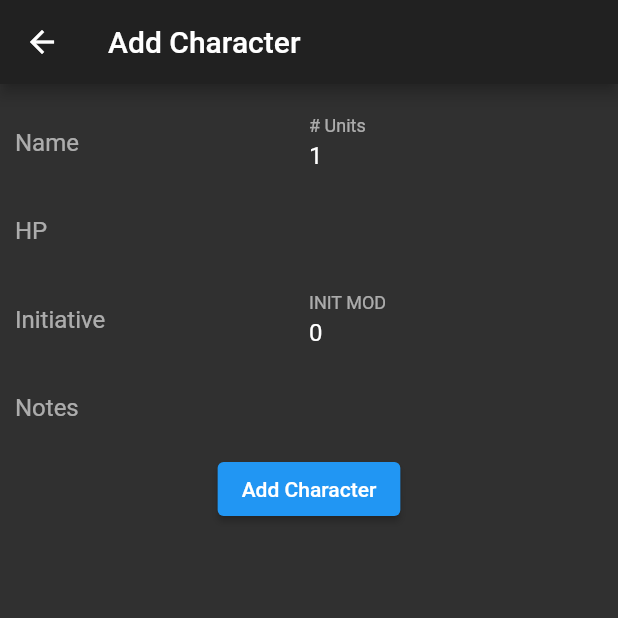
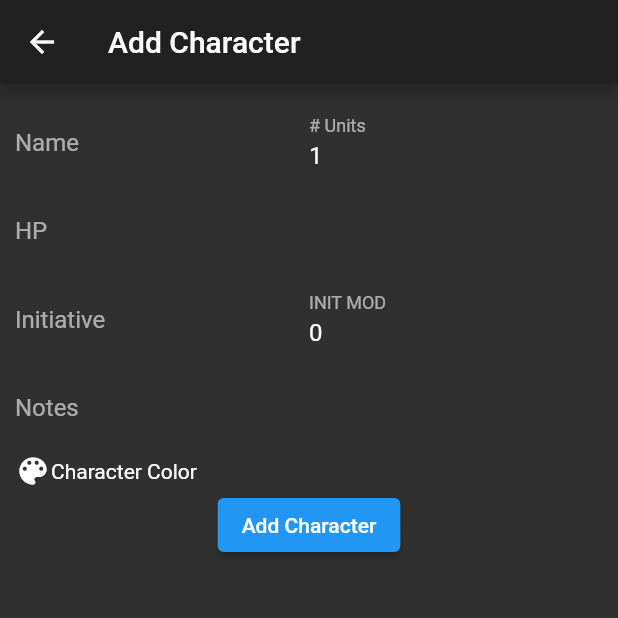
Before and after one commit to tsonnen/InitiativeTracker, a Flutter app: the CharacterScreen screen opened directly, on a phone screen of 412 x 824 dp, the top half of it. Run offline on Flutter 3.47's test engine with Material 2 defaults, Android fonts, the phone set to English and light mode, and no system bars; our stand-ins replace bloc, dynamic_theme, equatable, flutter_bloc, flutter_markdown, moor and 3 more; missing offline and left inert: flutter_circle_color_picker, preferences; accounts and stored records are empty; generated files the repository leaves out were written again.

Commit message:
First pass adding colors

```diff
--- a/lib/models/character_model.dart
+++ b/lib/models/character_model.dart
@@ -1,5 +1,4 @@
 import 'dart:convert';
-import 'dart:ui';
 
 import 'package:flutter/material.dart';
 import 'package:initiative_tracker/uuid.dart';
@@ -26,7 +25,7 @@ class CharacterModel {
       this.initiative,
       this.notes,
       this.initMod = 0,
-      this.color = Colors.grey,
+      this.color,
       String characterUUID})
       : characterUUID = characterUUID ?? Uuid().generateV4();
 
--- a/lib/screens/character_screen.dart
+++ b/lib/screens/character_screen.dart
@@ -12,8 +12,10 @@ class CharacterScreen extends StatefulWidget {
   static final String route = 'Character-Screen';
   final CharacterModel character;
   final String partyUUID;
+  final bool isEdit;
 
-  CharacterScreen({this.character, this.partyUUID});
+  CharacterScreen({this.character, this.partyUUID})
+      : isEdit = character != null;
 
   @override
   CharacterScreenState createState() => CharacterScreenState();
@@ -28,7 +30,9 @@ class CharacterScreenState extends State<CharacterScreen> {
 
   final PrimitiveWrapper _number = PrimitiveWrapper(1);
   final PrimitiveWrapper _initMod = PrimitiveWrapper(0);
+  String title;
   CharacterModel character;
+  Color color;
 
   final _formKey = GlobalKey<FormState>();
 
@@ -38,21 +42,26 @@ class CharacterScreenState extends State<CharacterScreen> {
 
     partyBloc = BlocProvider.of<PartyBloc>(context);
 
-    character = widget.character;
+    character = widget.character ?? CharacterModel();
 
-    if (character != null) {
+    title = widget.isEdit ? 'Edit Character' : 'Add Character';
+
+    if (widget.isEdit) {
       nameController.text = character.characterName.toString();
       hpController.text = character.hp.toString();
       initController.text = character.initiative.toString();
       noteController.text = (character.notes ?? '').toString();
+      color = character.color;
     }
   }
 
   @override
   Widget build(BuildContext context) {
+    color ??= Theme.of(context).textTheme.bodyText1.color;
+
     return Scaffold(
       appBar: AppBar(
-        title: Text(character == null ? 'Add Character' : 'Edit Character'),
+        title: Text(title),
       ),
       body: Builder(
         builder: (context) => Form(
@@ -76,7 +85,7 @@ class CharacterScreenState extends State<CharacterScreen> {
                       ),
                     ),
                     Visibility(
-                      visible: character == null,
+                      visible: !widget.isEdit,
                       child: Flexible(
                         child: SpinnerButton(1, 1000, _number, '# Units',
                             key: Keys.numUnitKey),
@@ -114,10 +123,15 @@ class CharacterScreenState extends State<CharacterScreen> {
                     controller: noteController,
                   ),
                 ),
+                Flexible(
+                  child: ColorPickerButton(color, 'Character Color', (val) {
+                    color = val;
+                  }),
+                ),
                 ElevatedButton(
                   onPressed: () {
                     if (_formKey.currentState.validate()) {
-                      if (character != null) {
+                      if (widget.isEdit) {
                         character.edit(
                             characterName: nameController.text,
                             hp: int.parse(hpController.text),
@@ -141,6 +155,7 @@ class CharacterScreenState extends State<CharacterScreen> {
                                           PreferenceManger.getNumberSides()) +
                                       (_initMod.value ?? 0),
                               notes: noteController.text);
+                          character = character.copyWith(color: color);
                           partyBloc.add(AddPartyCharacter(character));
                         }
                         character = null;
@@ -149,8 +164,7 @@ class CharacterScreenState extends State<CharacterScreen> {
                       }
                     }
                   },
-                  child: Text(
-                      character == null ? 'Add Character' : 'Edit Character'),
+                  child: Text(title),
                 )
               ],
             ),
--- a/lib/widgets/character_list.dart
+++ b/lib/widgets/character_list.dart
@@ -23,7 +23,10 @@ class CharacterCardState extends State<CharacterCard> {
     var item = widget.item;
     return Card(
       child: ListTile(
-          title: Text(item.characterName),
+          title: Text(
+            item.characterName,
+            style: TextStyle(color: item.color),
+          ),
           isThreeLine: true,
           subtitle: Text(item.notes ?? ''),
           trailing: Container(
--- a/lib/widgets/dialogs.dart
+++ b/lib/widgets/dialogs.dart
@@ -1,4 +1,5 @@
 import 'package:flutter/material.dart';
+import 'package:flutter_circle_color_picker/flutter_circle_color_picker.dart';
 
 class ConfirmationDialog extends StatelessWidget {
   final body;
@@ -29,3 +30,47 @@ class ConfirmationDialog extends StatelessWidget {
     );
   }
 }
+
+class ColorPickerDialog extends StatefulWidget {
+  final Color color;
+
+  ColorPickerDialog(this.color);
+  @override
+  State<ColorPickerDialog> createState() => ColorPickerDialogState();
+}
+
+class ColorPickerDialogState extends State<ColorPickerDialog> {
+  Color color;
+
+  @override
+  void initState() {
+    color = widget.color;
+    super.initState();
+  }
+
+  @override
+  Widget build(BuildContext context) {
+    return AlertDialog(
+      title: Text('Pick a Color'),
+      content: SingleChildScrollView(
+        child: CircleColorPicker(
+          initialColor: color,
+          onChanged: (val) {
+            color = val;
+          },
+          size: const Size(240, 240),
+          strokeWidth: 4,
+          thumbSize: 36,
+        ),
+      ),
+      actions: <Widget>[
+        FlatButton(
+          onPressed: () {
+            Navigator.of(context).pop(color);
+          },
+          child: const Text('Ok!'),
+        ),
+      ],
+    );
+  }
+}
--- a/lib/widgets/form_widgets.dart
+++ b/lib/widgets/form_widgets.dart
@@ -1,12 +1,68 @@
 import 'package:flutter/material.dart';
 import 'package:initiative_tracker/helpers/helpers.dart';
+import 'package:initiative_tracker/widgets/dialogs.dart';
 import 'package:numberpicker/numberpicker.dart';
 
 class Styles {
-  static InputDecoration textFieldDecoration(String labelText) {
+  static InputDecoration textFieldDecoration(String labelText,
+      {Color fillColor}) {
     return InputDecoration(
-      border: InputBorder.none,
-      labelText: labelText,
+        border: InputBorder.none,
+        labelText: labelText,
+        fillColor: fillColor,
+        filled: fillColor != null);
+  }
+}
+
+class ColorPickerButton extends StatefulWidget {
+  final Color color;
+  final String label;
+  final Function(Color) updateFunc;
+
+  ColorPickerButton(this.color, this.label, this.updateFunc, {key})
+      : super(key: key);
+
+  @override
+  ColorPickerButtonState createState() => ColorPickerButtonState();
+}
+
+class ColorPickerButtonState extends State<ColorPickerButton> {
+  Color color;
+
+  @override
+  void initState() {
+    color = widget.color;
+    super.initState();
+  }
+
+  @override
+  Widget build(BuildContext context) {
+    return GestureDetector(
+      onTap: () {
+        showDialog<Color>(
+            barrierDismissible: false,
+            context: context,
+            builder: (BuildContext context) {
+              return ColorPickerDialog(color);
+            }).then((value) {
+          if (value != null) {
+            setState(() {
+              color = value;
+              widget.updateFunc(value);
+            });
+          }
+        });
+      },
+      child: Row(children: [
+        Icon(
+          Icons.color_lens,
+          color: color,
+        ),
+        Text(
+          widget.label,
+          style: TextStyle(color: color),
+        ),
+      ]),
     );
   }
 }
```
Also changed, not shown: lib/dialogs.dart (deleted, +0 -44 lines), lib/moor/character_list.dart (+11 -11 lines), lib/services/database.dart (deleted, +0 -238 lines), 2 other files.
